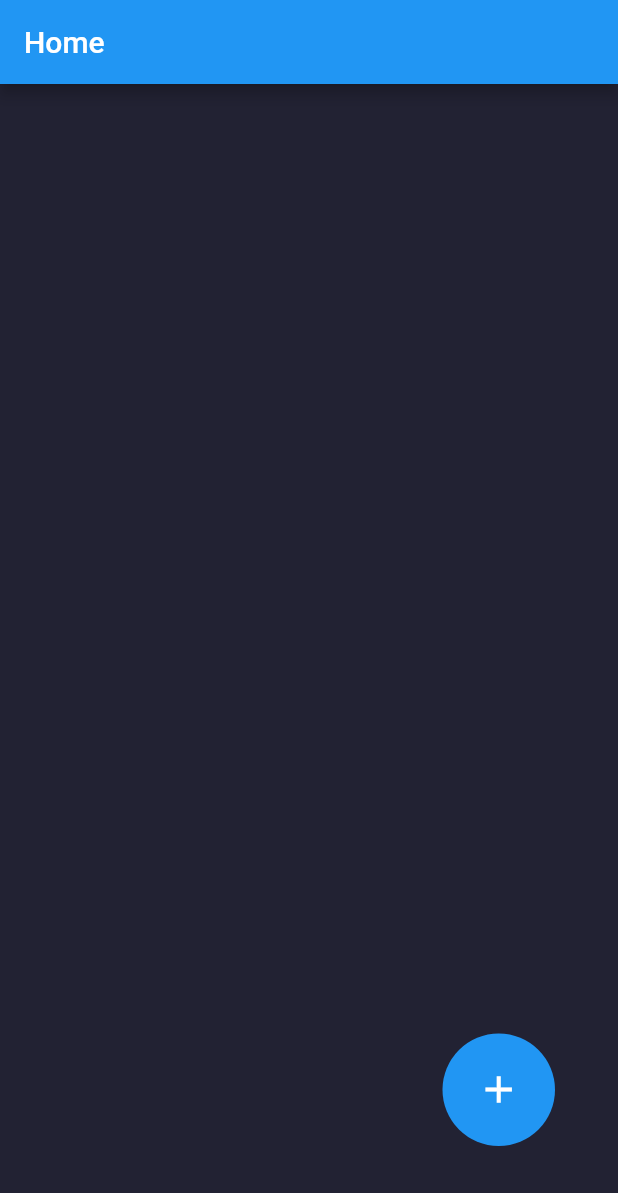
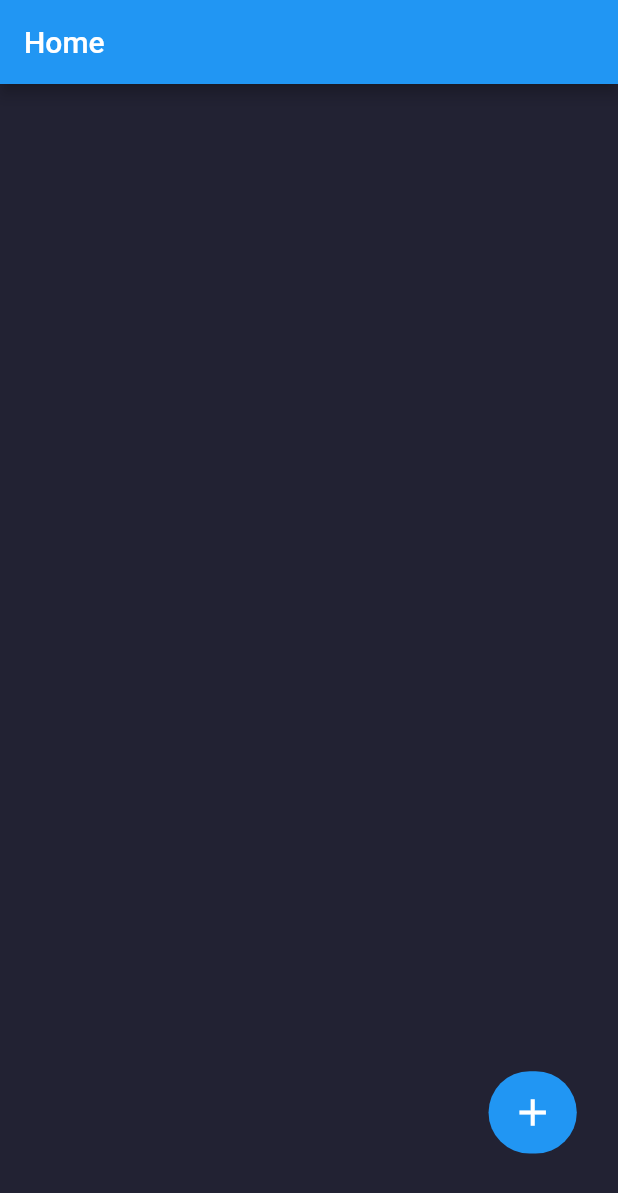
Before and after one commit to jreed223/GetUP, a Flutter app: the screen it shows after launch, on a phone screen of 412 x 824 dp. Shown: the top 1193 px of the screen. Run offline on Flutter 3.47's test engine with Material 2 defaults, Android fonts, the phone set to English and light mode, and no system bars; our stand-ins replace charts_flutter, cloud_firestore, firebase_auth, firebase_core; accounts and stored records are empty.

Commit message:
animation doesnt overflow on dynamic screen sizes anymore

```diff
--- /dev/null
+++ b/lib/helpers/screen_size.dart
@@ -0,0 +1,13 @@
+import 'package:flutter/material.dart';
+
+Size displaySize(BuildContext context) {
+  return MediaQuery.of(context).size;
+}
+
+double displayHeight(BuildContext context) {
+  return displaySize(context).height;
+}
+
+double displayWidth(BuildContext context) {
+  return displaySize(context).width;
+}
--- a/lib/screens/home.dart
+++ b/lib/screens/home.dart
@@ -1,10 +1,7 @@
 import 'package:flutter/material.dart';
+import 'package:getup_csc450/helpers/screen_size.dart' as screen;
 
 class HomePage extends StatefulWidget {
-  double get getScreenWidth =>
-      WidgetsBinding.instance.window.physicalSize.width;
-  double get getScreenHeight =>
-      WidgetsBinding.instance.window.physicalSize.height;
   const HomePage({super.key});
 
   @override
@@ -20,19 +17,19 @@ class _HomePageState extends State<HomePage>
   bool _isButtonForm = false;
 
   /// This is the border radius for the button
-  double _buttonBorderRadius = 50;
+  late double _buttonBorderRadius = screen.displayHeight(context) * 0.6;
 
   /// This is the position of the button from the bottom of the screen
-  double bottomPositionVal = 60;
+  late double bottomPositionVal = screen.displayHeight(context) / 15;
 
   /// This is the position of the button from the right of the screen
-  double rightPositionVal = 42;
+  late double rightPositionVal = screen.displayWidth(context) / 15;
 
   /// This is the width of the button
-  late double _buttonWidth = 75;
+  late double _buttonWidth = screen.displayWidth(context) / 7;
 
   /// This is the height of the button
-  late double _buttonHeight = 75;
+  late double _buttonHeight = screen.displayHeight(context) / 15;
 
   /// This is the boolean that will determine if the icon is visible
   late bool _iconIsVisisble;
@@ -61,14 +58,14 @@ class _HomePageState extends State<HomePage>
   void shapeShift() {
     setState(() {
       if (!_isButtonForm) {
-        _buttonWidth = widget.getScreenWidth * 0.27;
-        _buttonHeight = widget.getScreenHeight * 0.1;
-        _buttonBorderRadius = 20;
+        _buttonWidth = screen.displayWidth(context) / 1.15;
+        _buttonHeight = screen.displayHeight(context) / 3;
+        _buttonBorderRadius = screen.displayHeight(context) * 0.05;
         _isButtonForm = true;
       } else {
-        _buttonWidth = 75;
-        _buttonHeight = 75;
-        _buttonBorderRadius = 50;
+        _buttonWidth = screen.displayWidth(context) / 7;
+        _buttonHeight = screen.displayHeight(context) / 15;
+        _buttonBorderRadius = screen.displayHeight(context) * 0.05;
         _isButtonForm = false;
       }
     });
@@ -77,13 +74,13 @@ class _HomePageState extends State<HomePage>
   /// This fucntion will move the button to the center of the screen
   void moveDiagonalUp() {
     setState(() {
-      bottomPositionVal = 275;
+      bottomPositionVal = screen.displayHeight(context) / 3;
     });
   }
 
   void formDiagonalDown() {
     setState(() {
-      bottomPositionVal = 60;
+      bottomPositionVal = screen.displayHeight(context) / 15;
     });
   }
 
```
